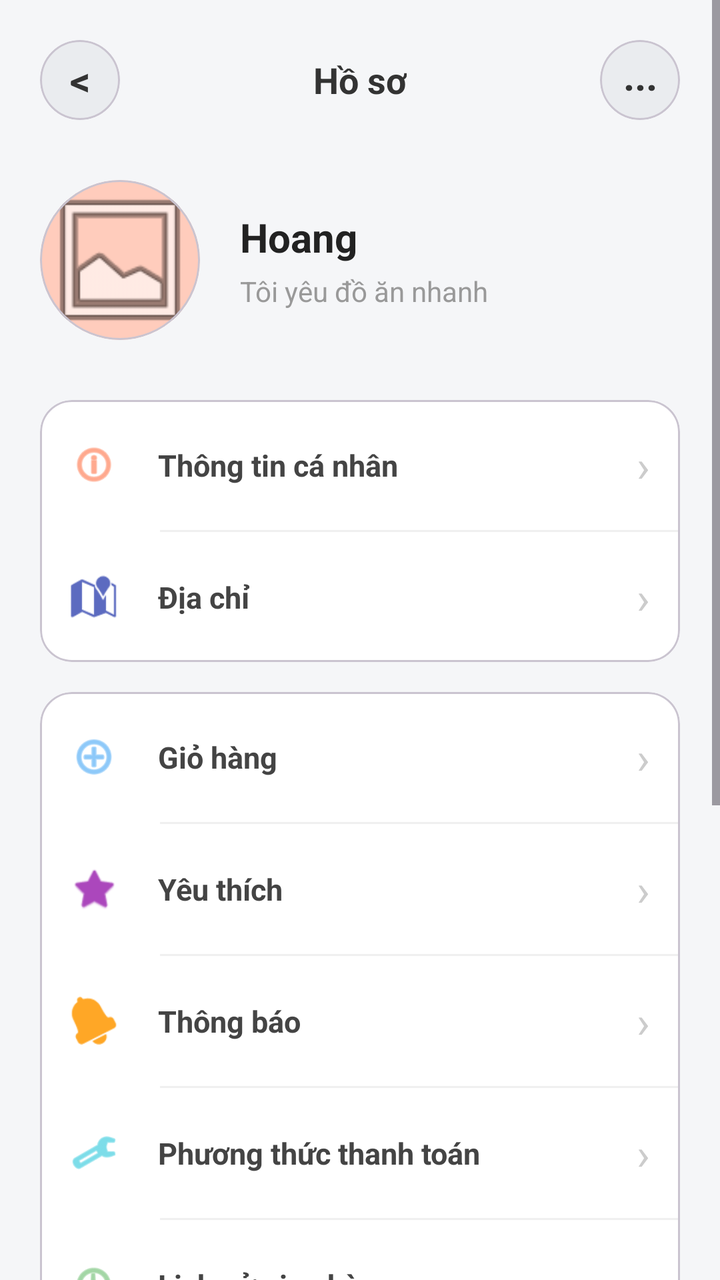
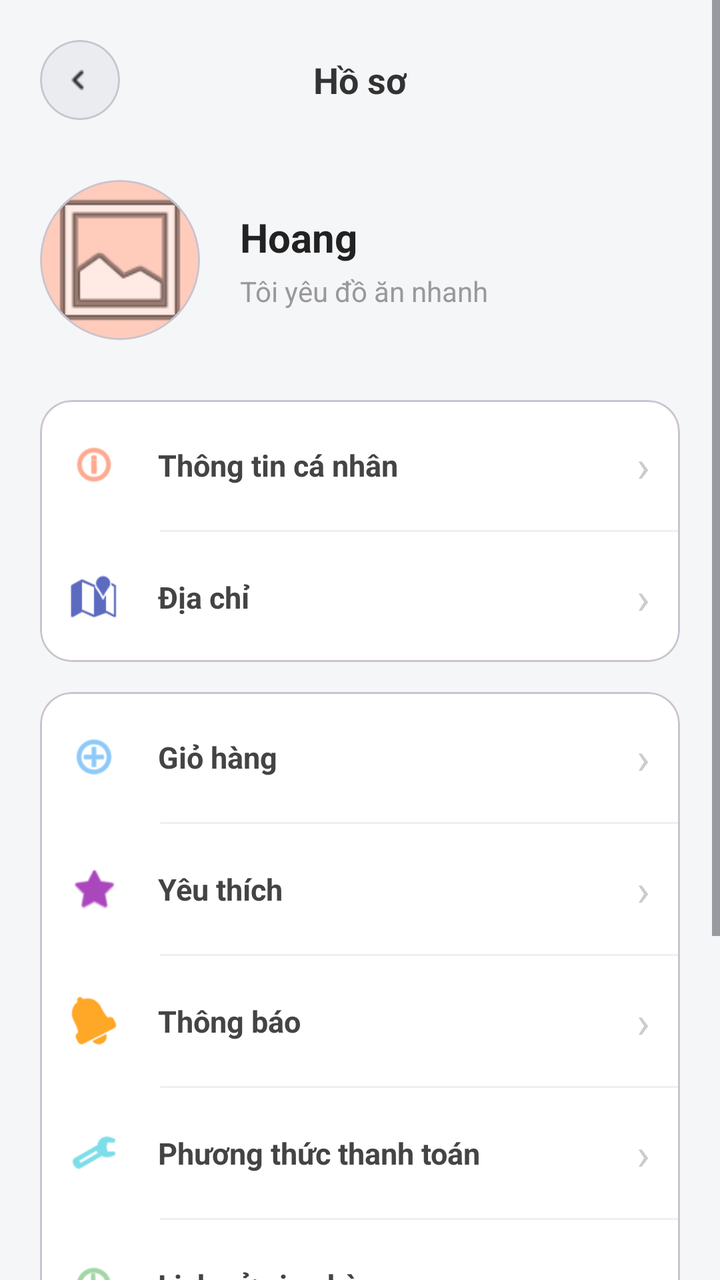

The first picture is an Android layout as it rendered before a commit; the second is the same layout after the commit. The layout source and the unified diff follow.
<!-- AndroidManifest.xml: application theme Theme.NHOM33 -->
<!-- res/layout/profile_activity.xml -->
<?xml version="1.0" encoding="utf-8"?>
<ScrollView xmlns:android="http://schemas.android.com/apk/res/android"
    xmlns:app="http://schemas.android.com/apk/res-auto"
    android:layout_width="match_parent"
    android:layout_height="match_parent"
    android:background="#F5F6F8">

    <LinearLayout
        android:layout_width="match_parent"
        android:layout_height="wrap_content"
        android:orientation="vertical"
        android:padding="20dp">

        
        <RelativeLayout
            android:layout_width="match_parent"
            android:layout_height="wrap_content">

            <com.google.android.material.card.MaterialCardView
                android:id="@+id/btn_back"
                android:layout_width="40dp"
                android:layout_height="40dp"
                android:clickable="true"
                android:focusable="true"
                android:foreground="?attr/selectableItemBackground"
                app:cardBackgroundColor="#EAECEF"
                app:cardCornerRadius="20dp"
                app:cardElevation="0dp">
                <TextView
                    android:layout_width="match_parent"
                    android:layout_height="match_parent"
                    android:gravity="center"
                    android:text="&lt;"
                    android:textColor="#333333"
                    android:textSize="20sp"
                    android:textStyle="bold" />
            </com.google.android.material.card.MaterialCardView>

            <TextView
                android:layout_width="wrap_content"
                android:layout_height="wrap_content"
                android:layout_centerInParent="true"
                android:text="Hồ sơ"
                android:textColor="#333333"
                android:textSize="18sp"
                android:textStyle="bold" />

            <com.google.android.material.card.MaterialCardView
                android:id="@+id/btn_menu_more"
                android:layout_width="40dp"
                android:layout_height="40dp"
                android:layout_alignParentEnd="true"
                android:clickable="true"
                android:focusable="true"
                android:foreground="?attr/selectableItemBackground"
                app:cardBackgroundColor="#EAECEF"
                app:cardCornerRadius="20dp"
                app:cardElevation="0dp">
                <TextView
                    android:layout_width="match_parent"
                    android:layout_height="match_parent"
                    android:gravity="center"
                    android:paddingBottom="5dp"
                    android:text="..."
                    android:textColor="#333333"
                    android:textSize="20sp"
                    android:textStyle="bold" />
            </com.google.android.material.card.MaterialCardView>
        </RelativeLayout>

        
        <LinearLayout
            android:layout_width="match_parent"
            android:layout_height="wrap_content"
            android:layout_marginTop="30dp"
            android:gravity="center_vertical"
            android:orientation="horizontal">

            <com.google.android.material.card.MaterialCardView
                android:id="@+id/btn_change_avatar"
                android:layout_width="80dp"
                android:layout_height="80dp"
                android:clickable="true"
                android:focusable="true"
                android:foreground="?attr/selectableItemBackground"
                app:cardBackgroundColor="#FFCCBC"
                app:cardCornerRadius="40dp"
                app:cardElevation="0dp">
                <ImageView
                    android:layout_width="match_parent"
                    android:layout_height="match_parent"
                    android:scaleType="centerCrop"
                    android:src="@android:drawable/ic_menu_gallery" />
            </com.google.android.material.card.MaterialCardView>

            <LinearLayout
                android:layout_width="wrap_content"
                android:layout_height="wrap_content"
                android:layout_marginStart="20dp"
                android:orientation="vertical">

                <TextView
                    android:id="@+id/txt_username"
                    android:layout_width="wrap_content"
                    android:layout_height="wrap_content"
                    android:text="Hoang"
                    android:textColor="#222222"
                    android:textSize="20sp"
                    android:textStyle="bold" />

                <TextView
                    android:id="@+id/txt_bio"
                    android:layout_width="wrap_content"
                    android:layout_height="wrap_content"
                    android:layout_marginTop="4dp"
                    android:text="Tôi yêu đồ ăn nhanh"
                    android:textColor="#999999"
                    android:textSize="14sp" />
            </LinearLayout>
        </LinearLayout>

        
        <com.google.android.material.card.MaterialCardView
            android:layout_width="match_parent"
            android:layout_height="wrap_content"
            android:layout_marginTop="30dp"
            app:cardBackgroundColor="#FFFFFF"
            app:cardCornerRadius="16dp"
            app:cardElevation="0dp">

            <LinearLayout android:orientation="vertical" android:layout_width="match_parent" android:layout_height="wrap_content">
                
                <RelativeLayout
                    android:id="@+id/btn_info_container"
                    android:layout_width="match_parent"
                    android:layout_height="65dp"
                    android:clickable="true"
                    android:focusable="true"
                    android:background="?attr/selectableItemBackground"
                    android:paddingHorizontal="15dp">
                    <ImageView android:id="@+id/icon1"
                        android:layout_width="24dp"
                        android:layout_height="24dp"
                        android:layout_centerVertical="true"
                        android:src="@android:drawable/ic_menu_info_details"
                        app:tint="#FF7043" />
                    <TextView android:id="@+id/btn_info_text"
                        android:layout_width="wrap_content"
                        android:layout_height="wrap_content"
                        android:layout_centerVertical="true"
                        android:layout_marginStart="20dp"
                        android:layout_toEndOf="@id/icon1"
                        android:text="Thông tin cá nhân"
                        android:textColor="#444444"
                        android:textSize="15sp"
                        android:textStyle="bold" />
                    <TextView
                        android:layout_width="wrap_content"
                        android:layout_height="wrap_content"
                        android:layout_alignParentEnd="true"
                        android:layout_centerVertical="true"
                        android:text="›"
                        android:textColor="#CCCCCC"
                        android:textSize="22sp" />
                </RelativeLayout>
                <View android:layout_width="match_parent" android:layout_height="1dp" android:layout_marginStart="60dp" android:background="#F0F0F0" />
                
                <RelativeLayout
                    android:id="@+id/btn_address_container"
                    android:layout_width="match_parent"
                    android:layout_height="65dp"
                    android:clickable="true"
                    android:focusable="true"
                    android:background="?attr/selectableItemBackground"
                    android:paddingHorizontal="15dp">
                    <ImageView android:id="@+id/icon2" android:layout_width="24dp" android:layout_height="24dp" android:layout_centerVertical="true" android:src="@android:drawable/ic_dialog_map" app:tint="#5C6BC0" />
                    <TextView android:layout_width="wrap_content" android:layout_height="wrap_content" android:layout_centerVertical="true" android:layout_marginStart="20dp" android:layout_toEndOf="@id/icon2" android:text="Địa chỉ" android:textColor="#444444" android:textSize="15sp" android:textStyle="bold" />
                    <TextView android:layout_width="wrap_content" android:layout_height="wrap_content" android:layout_alignParentEnd="true" android:layout_centerVertical="true" android:text="›" android:textColor="#CCCCCC" android:textSize="22sp" />
                </RelativeLayout>
            </LinearLayout>
        </com.google.android.material.card.MaterialCardView>

        
        <com.google.android.material.card.MaterialCardView
            android:layout_width="match_parent"
            android:layout_height="wrap_content"
            android:layout_marginTop="15dp"
            app:cardBackgroundColor="#FFFFFF"
            app:cardCornerRadius="16dp"
            app:cardElevation="0dp">

            <LinearLayout android:orientation="vertical" android:layout_width="match_parent" android:layout_height="wrap_content">
                
                <RelativeLayout
                    android:id="@+id/btn_cart_container"
                    android:layout_width="match_parent"
                    android:layout_height="65dp"
                    android:clickable="true"
                    android:focusable="true"
                    android:background="?attr/selectableItemBackground"
                    android:paddingHorizontal="15dp">
                    <ImageView android:id="@+id/icon3" android:layout_width="24dp" android:layout_height="24dp" android:layout_centerVertical="true" android:src="@android:drawable/ic_menu_add" app:tint="#42A5F5" />
                    <TextView android:layout_width="wrap_content" android:layout_height="wrap_content" android:layout_centerVertical="true" android:layout_marginStart="20dp" android:layout_toEndOf="@id/icon3" android:text="Giỏ hàng" android:textColor="#444444" android:textSize="15sp" android:textStyle="bold" />
                    <TextView android:layout_width="wrap_content" android:layout_height="wrap_content" android:layout_alignParentEnd="true" android:layout_centerVertical="true" android:text="›" android:textColor="#CCCCCC" android:textSize="22sp" />
                </RelativeLayout>
                <View android:layout_width="match_parent" android:layout_height="1dp" android:layout_marginStart="60dp" android:background="#F0F0F0" />
                
                <RelativeLayout
                    android:id="@+id/btn_favorite_container"
                    android:layout_width="match_parent"
                    android:layout_height="65dp"
                    android:clickable="true"
                    android:focusable="true"
                    android:background="?attr/selectableItemBackground"
                    android:paddingHorizontal="15dp">
                    <ImageView android:id="@+id/icon4" android:layout_width="24dp" android:layout_height="24dp" android:layout_centerVertical="true" android:src="@android:drawable/btn_star_big_off" app:tint="#AB47BC" />
                    <TextView android:layout_width="wrap_content" android:layout_height="wrap_content" android:layout_centerVertical="true" android:layout_marginStart="20dp" android:layout_toEndOf="@id/icon4" android:text="Yêu thích" android:textColor="#444444" android:textSize="15sp" android:textStyle="bold" />
                    <TextView android:layout_width="wrap_content" android:layout_height="wrap_content" android:layout_alignParentEnd="true" android:layout_centerVertical="true" android:text="›" android:textColor="#CCCCCC" android:textSize="22sp" />
                </RelativeLayout>
                <View android:layout_width="match_parent" android:layout_height="1dp" android:layout_marginStart="60dp" android:background="#F0F0F0" />
                
                <RelativeLayout
                    android:id="@+id/btn_notification_container"
                    android:layout_width="match_parent"
                    android:layout_height="65dp"
                    android:clickable="true"
                    android:focusable="true"
                    android:background="?attr/selectableItemBackground"
                    android:paddingHorizontal="15dp">
                    <ImageView android:id="@+id/icon5" android:layout_width="24dp" android:layout_height="24dp" android:layout_centerVertical="true" android:src="@android:drawable/ic_popup_reminder" app:tint="#FFA726" />
                    <TextView android:layout_width="wrap_content" android:layout_height="wrap_content" android:layout_centerVertical="true" android:layout_marginStart="20dp" android:layout_toEndOf="@id/icon5" android:text="Thông báo" android:textColor="#444444" android:textSize="15sp" android:textStyle="bold" />
                    <TextView android:layout_width="wrap_content" android:layout_height="wrap_content" android:layout_alignParentEnd="true" android:layout_centerVertical="true" android:text="›" android:textColor="#CCCCCC" android:textSize="22sp" />
                </RelativeLayout>
                <View android:layout_width="match_parent" android:layout_height="1dp" android:layout_marginStart="60dp" android:background="#F0F0F0" />
                
                <RelativeLayout
                    android:id="@+id/btn_payment_container"
                    android:layout_width="match_parent"
                    android:layout_height="65dp"
                    android:clickable="true"
                    android:focusable="true"
                    android:background="?attr/selectableItemBackground"
                    android:paddingHorizontal="15dp">
                    <ImageView android:id="@+id/icon6" android:layout_width="24dp" android:layout_height="24dp" android:layout_centerVertical="true" android:src="@android:drawable/ic_menu_manage" app:tint="#26C6DA" />
                    <TextView android:layout_width="wrap_content" android:layout_height="wrap_content" android:layout_centerVertical="true" android:layout_marginStart="20dp" android:layout_toEndOf="@id/icon6" android:text="Phương thức thanh toán" android:textColor="#444444" android:textSize="15sp" android:textStyle="bold" />
                    <TextView android:layout_width="wrap_content" android:layout_height="wrap_content" android:layout_alignParentEnd="true" android:layout_centerVertical="true" android:text="›" android:textColor="#CCCCCC" android:textSize="22sp" />
                </RelativeLayout>
                <View android:layout_width="match_parent" android:layout_height="1dp" android:layout_marginStart="60dp" android:background="#F0F0F0" />
                
                <RelativeLayout
                    android:id="@+id/btn_order_history_container"
                    android:layout_width="match_parent"
                    android:layout_height="65dp"
                    android:clickable="true"
                    android:focusable="true"
                    android:background="?attr/selectableItemBackground"
                    android:paddingHorizontal="15dp">
                    <ImageView android:id="@+id/icon_history" android:layout_width="24dp" android:layout_height="24dp" android:layout_centerVertical="true" android:src="@android:drawable/ic_menu_recent_history" app:tint="#66BB6A" />
                    <TextView android:layout_width="wrap_content" android:layout_height="wrap_content" android:layout_centerVertical="true" android:layout_marginStart="20dp" android:layout_toEndOf="@id/icon_history" android:text="Lịch sử giao hàng" android:textColor="#444444" android:textSize="15sp" android:textStyle="bold" />
                    <TextView android:layout_width="wrap_content" android:layout_height="wrap_content" android:layout_alignParentEnd="true" android:layout_centerVertical="true" android:text="›" android:textColor="#CCCCCC" android:textSize="22sp" />
                </RelativeLayout>
            </LinearLayout>
        </com.google.android.material.card.MaterialCardView>

        
        <com.google.android.material.card.MaterialCardView
            android:layout_width="match_parent"
            android:layout_height="wrap_content"
            android:layout_marginTop="15dp"
            app:cardBackgroundColor="#FFFFFF"
            app:cardCornerRadius="16dp"
            app:cardElevation="0dp">

            <LinearLayout android:orientation="vertical" android:layout_width="match_parent" android:layout_height="wrap_content">
                
                <RelativeLayout
                    android:id="@+id/btn_faq_container"
                    android:layout_width="match_parent"
                    android:layout_height="65dp"
                    android:clickable="true"
                    android:focusable="true"
                    android:background="?attr/selectableItemBackground"
                    android:paddingHorizontal="15dp">
                    <ImageView android:id="@+id/icon7" android:layout_width="24dp" android:layout_height="24dp" android:layout_centerVertical="true" android:src="@android:drawable/ic_menu_help" app:tint="#FF7043" />
                    <TextView android:layout_width="wrap_content" android:layout_height="wrap_content" android:layout_centerVertical="true" android:layout_marginStart="20dp" android:layout_toEndOf="@id/icon7" android:text="Câu hỏi thường gặp" android:textColor="#444444" android:textSize="15sp" android:textStyle="bold" />
                    <TextView android:layout_width="wrap_content" android:layout_height="wrap_content" android:layout_alignParentEnd="true" android:layout_centerVertical="true" android:text="›" android:textColor="#CCCCCC" android:textSize="22sp" />
                </RelativeLayout>
                <View android:layout_width="match_parent" android:layout_height="1dp" android:layout_marginStart="60dp" android:background="#F0F0F0" />
                
                <RelativeLayout
                    android:id="@+id/btn_review_container"
                    android:layout_width="match_parent"
                    android:layout_height="65dp"
                    android:clickable="true"
                    android:focusable="true"
                    android:background="?attr/selectableItemBackground"
                    android:paddingHorizontal="15dp">
                    <ImageView android:id="@+id/icon8" android:layout_width="24dp" android:layout_height="24dp" android:layout_centerVertical="true" android:src="@android:drawable/ic_menu_sort_by_size" app:tint="#26A69A" />
                    <TextView android:layout_width="wrap_content" android:layout_height="wrap_content" android:layout_centerVertical="true" android:layout_marginStart="20dp" android:layout_toEndOf="@id/icon8" android:text="Đánh giá của người dùng" android:textColor="#444444" android:textSize="15sp" android:textStyle="bold" />
                    <TextView android:layout_width="wrap_content" android:layout_height="wrap_content" android:layout_alignParentEnd="true" android:layout_centerVertical="true" android:text="›" android:textColor="#CCCCCC" android:textSize="22sp" />
                </RelativeLayout>
                <View android:layout_width="match_parent" android:layout_height="1dp" android:layout_marginStart="60dp" android:background="#F0F0F0" />
                
                <RelativeLayout
                    android:id="@+id/btn_settings_container"
                    android:layout_width="match_parent"
                    android:layout_height="65dp"
                    android:clickable="true"
                    android:focusable="true"
                    android:background="?attr/selectableItemBackground"
                    android:paddingHorizontal="15dp">
                    <ImageView android:id="@+id/icon9" android:layout_width="24dp" android:layout_height="24dp" android:layout_centerVertical="true" android:src="@android:drawable/ic_menu_preferences" app:tint="#5C6BC0" />
                    <TextView android:layout_width="wrap_content" android:layout_height="wrap_content" android:layout_centerVertical="true" android:layout_marginStart="20dp" android:layout_toEndOf="@id/icon9" android:text="Cài đặt" android:textColor="#444444" android:textSize="15sp" android:textStyle="bold" />
                    <TextView android:layout_width="wrap_content" android:layout_height="wrap_content" android:layout_alignParentEnd="true" android:layout_centerVertical="true" android:text="›" android:textColor="#CCCCCC" android:textSize="22sp" />
                </RelativeLayout>
            </LinearLayout>
        </com.google.android.material.card.MaterialCardView>

        
        <com.google.android.material.card.MaterialCardView
            android:layout_width="match_parent"
            android:layout_height="wrap_content"
            android:layout_marginTop="15dp"
            android:layout_marginBottom="30dp"
            app:cardBackgroundColor="#FFFFFF"
            app:cardCornerRadius="16dp"
            app:cardElevation="0dp">

            <RelativeLayout
                android:id="@+id/btn_logout_container"
                android:layout_width="match_parent"
                android:layout_height="65dp"
                android:clickable="true"
                android:focusable="true"
                android:background="?attr/selectableItemBackground"
                android:paddingHorizontal="15dp">
                <ImageView android:id="@+id/iconLogout" android:layout_width="24dp" android:layout_height="24dp" android:layout_centerVertical="true" android:src="@android:drawable/ic_lock_power_off" app:tint="#EF5350" />
                <TextView android:layout_width="wrap_content" android:layout_height="wrap_content" android:layout_centerVertical="true" android:layout_marginStart="20dp" android:layout_toEndOf="@id/iconLogout" android:text="Đăng xuất" android:textColor="#EF5350" android:textSize="15sp" android:textStyle="bold" />
                <TextView android:layout_width="wrap_content" android:layout_height="wrap_content" android:layout_alignParentEnd="true" android:layout_centerVertical="true" android:text="›" android:textColor="#CCCCCC" android:textSize="22sp" />
            </RelativeLayout>
        </com.google.android.material.card.MaterialCardView>

    </LinearLayout>
</ScrollView>
<!-- resources referenced by this layout -->
<resources>
  <style name="Theme.NHOM33" parent="Base.Theme.NHOM33" />
  <style name="Base.Theme.NHOM33" parent="Theme.Material3.DayNight.NoActionBar">
          
          
      </style>
</resources>

<!-- the commit's change to res/layout/profile_activity.xml (unified diff, before → after) -->
@@ -26,14 +26,12 @@
                 app:cardBackgroundColor="#EAECEF"
                 app:cardCornerRadius="20dp"
                 app:cardElevation="0dp">
-                <TextView
+                <ImageView
                     android:layout_width="match_parent"
                     android:layout_height="match_parent"
-                    android:gravity="center"
-                    android:text="&lt;"
-                    android:textColor="#333333"
-                    android:textSize="20sp"
-                    android:textStyle="bold" />
+                    android:padding="10dp"
+                    android:src="@drawable/icons8_back_24"
+                    app:tint="#333333" />
             </com.google.android.material.card.MaterialCardView>
 
             <TextView
@@ -45,28 +43,7 @@
                 android:textSize="18sp"
                 android:textStyle="bold" />
 
-            <com.google.android.material.card.MaterialCardView
-                android:id="@+id/btn_menu_more"
-                android:layout_width="40dp"
-                android:layout_height="40dp"
-                android:layout_alignParentEnd="true"
-                android:clickable="true"
-                android:focusable="true"
-                android:foreground="?attr/selectableItemBackground"
-                app:cardBackgroundColor="#EAECEF"
-                app:cardCornerRadius="20dp"
-                app:cardElevation="0dp">
-                <TextView
-                    android:layout_width="match_parent"
-                    android:layout_height="match_parent"
-                    android:gravity="center"
-                    android:paddingBottom="5dp"
-                    android:text="..."
-                    android:textColor="#333333"
-                    android:textSize="20sp"
-                    android:textStyle="bold" />
-            </com.google.android.material.card.MaterialCardView>
-        </RelativeLayout>
+            </RelativeLayout>
 
         
         <LinearLayout
@@ -285,34 +262,6 @@
                     <TextView android:layout_width="wrap_content" android:layout_height="wrap_content" android:layout_centerVertical="true" android:layout_marginStart="20dp" android:layout_toEndOf="@id/icon7" android:text="Câu hỏi thường gặp" android:textColor="#444444" android:textSize="15sp" android:textStyle="bold" />
                     <TextView android:layout_width="wrap_content" android:layout_height="wrap_content" android:layout_alignParentEnd="true" android:layout_centerVertical="true" android:text="›" android:textColor="#CCCCCC" android:textSize="22sp" />
                 </RelativeLayout>
-                <View android:layout_width="match_parent" android:layout_height="1dp" android:layout_marginStart="60dp" android:background="#F0F0F0" />
-                
-                <RelativeLayout
-                    android:id="@+id/btn_review_container"
-                    android:layout_width="match_parent"
-                    android:layout_height="65dp"
-                    android:clickable="true"
-                    android:focusable="true"
-                    android:background="?attr/selectableItemBackground"
-                    android:paddingHorizontal="15dp">
-                    <ImageView android:id="@+id/icon8" android:layout_width="24dp" android:layout_height="24dp" android:layout_centerVertical="true" android:src="@android:drawable/ic_menu_sort_by_size" app:tint="#26A69A" />
-                    <TextView android:layout_width="wrap_content" android:layout_height="wrap_content" android:layout_centerVertical="true" android:layout_marginStart="20dp" android:layout_toEndOf="@id/icon8" android:text="Đánh giá của người dùng" android:textColor="#444444" android:textSize="15sp" android:textStyle="bold" />
-                    <TextView android:layout_width="wrap_content" android:layout_height="wrap_content" android:layout_alignParentEnd="true" android:layout_centerVertical="true" android:text="›" android:textColor="#CCCCCC" android:textSize="22sp" />
-                </RelativeLayout>
-                <View android:layout_width="match_parent" android:layout_height="1dp" android:layout_marginStart="60dp" android:background="#F0F0F0" />
-                
-                <RelativeLayout
-                    android:id="@+id/btn_settings_container"
-                    android:layout_width="match_parent"
-                    android:layout_height="65dp"
-                    android:clickable="true"
-                    android:focusable="true"
-                    android:background="?attr/selectableItemBackground"
-                    android:paddingHorizontal="15dp">
-                    <ImageView android:id="@+id/icon9" android:layout_width="24dp" android:layout_height="24dp" android:layout_centerVertical="true" android:src="@android:drawable/ic_menu_preferences" app:tint="#5C6BC0" />
-                    <TextView android:layout_width="wrap_content" android:layout_height="wrap_content" android:layout_centerVertical="true" android:layout_marginStart="20dp" android:layout_toEndOf="@id/icon9" android:text="Cài đặt" android:textColor="#444444" android:textSize="15sp" android:textStyle="bold" />
-                    <TextView android:layout_width="wrap_content" android:layout_height="wrap_content" android:layout_alignParentEnd="true" android:layout_centerVertical="true" android:text="›" android:textColor="#CCCCCC" android:textSize="22sp" />
-                </RelativeLayout>
             </LinearLayout>
         </com.google.android.material.card.MaterialCardView>
 
@@ -321,24 +270,36 @@
             android:layout_width="match_parent"
             android:layout_height="wrap_content"
             android:layout_marginTop="15dp"
-            android:layout_marginBottom="30dp"
+            android:layout_marginBottom="20dp"
             app:cardBackgroundColor="#FFFFFF"
             app:cardCornerRadius="16dp"
             app:cardElevation="0dp">
 
             <RelativeLayout
-                android:id="@+id/btn_logout_container"
+                android:id="@+id/btn_logout"
                 android:layout_width="match_parent"
                 android:layout_height="65dp"
                 android:clickable="true"
                 android:focusable="true"
                 android:background="?attr/selectableItemBackground"
                 android:paddingHorizontal="15dp">
-                <ImageView android:id="@+id/iconLogout" android:layout_width="24dp" android:layout_height="24dp" android:layout_centerVertical="true" android:src="@android:drawable/ic_lock_power_off" app:tint="#EF5350" />
-                <TextView android:layout_width="wrap_content" android:layout_height="wrap_content" android:layout_centerVertical="true" android:layout_marginStart="20dp" android:layout_toEndOf="@id/iconLogout" android:text="Đăng xuất" android:textColor="#EF5350" android:textSize="15sp" android:textStyle="bold" />
-                <TextView android:layout_width="wrap_content" android:layout_height="wrap_content" android:layout_alignParentEnd="true" android:layout_centerVertical="true" android:text="›" android:textColor="#CCCCCC" android:textSize="22sp" />
+                <ImageView android:id="@+id/iconLogout"
+                    android:layout_width="24dp"
+                    android:layout_height="24dp"
+                    android:layout_centerVertical="true"
+                    android:src="@android:drawable/ic_lock_power_off"
+                    app:tint="#D32F2F" />
+                <TextView
+                    android:layout_width="wrap_content"
+                    android:layout_height="wrap_content"
+                    android:layout_centerVertical="true"
+                    android:layout_marginStart="20dp"
+                    android:layout_toEndOf="@id/iconLogout"
+                    android:text="Đăng xuất"
+                    android:textColor="#D32F2F"
+                    android:textSize="15sp"
+                    android:textStyle="bold" />
             </RelativeLayout>
         </com.google.android.material.card.MaterialCardView>
-
     </LinearLayout>
 </ScrollView>
<!-- resource entries referenced after the edit -->
@@ -1,5 +1,6 @@
 <!-- resources referenced by this layout -->
 <resources>
+  <!-- drawable icons8_back_24: png bitmap (drawable, 164 bytes) -->
   <style name="Theme.NHOM33" parent="Base.Theme.NHOM33" />
   <style name="Base.Theme.NHOM33" parent="Theme.Material3.DayNight.NoActionBar">
           
